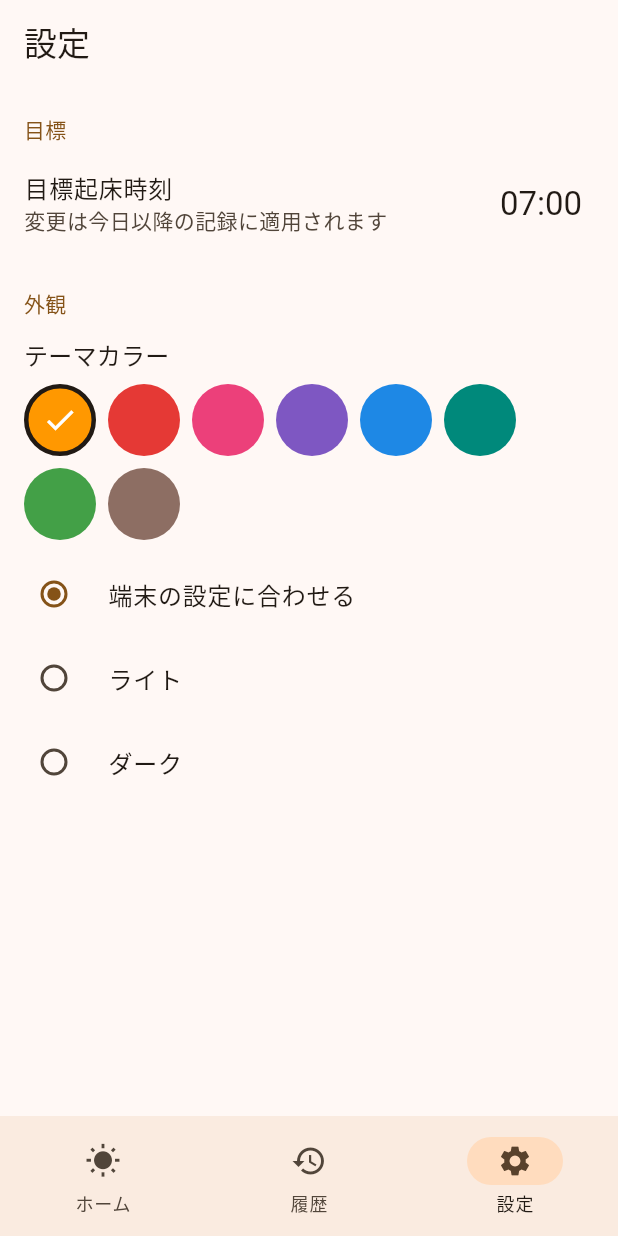
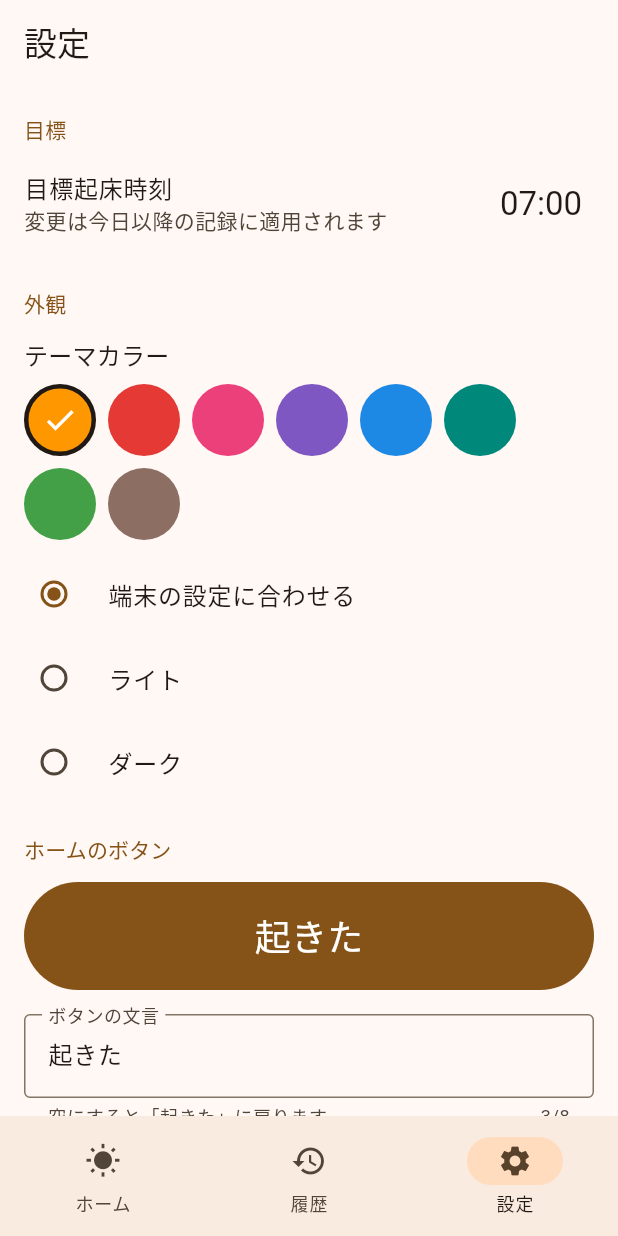
Before and after one commit to haruki169/wake-up-up, a Flutter app: the screen it shows after launch, item 3 of the bottom bar chosen, on a phone screen of 412 x 824 dp. Run offline on Flutter 3.47's test engine with Material 3 defaults, Android fonts, the phone set to English and light mode, and no system bars; our stand-ins replace flutter_riverpod, shared_preferences, sqflite; accounts and stored records are empty.

Commit message:
ホームのボタンの文言・アイコンを変更できるようにする (#16)
詳細は #5 と PR の説明を参照。

Closes #5

Co-authored-by: Claude Sonnet 5.5 <noreply@anthropic.com>

```diff
--- a/lib/presentation/settings_page.dart
+++ b/lib/presentation/settings_page.dart
@@ -5,6 +5,7 @@ import '../domain/app_settings.dart';
 import '../domain/wake_record.dart';
 import 'providers.dart';
 import 'theme_options.dart';
+import 'wake_button.dart';
 
 /// 設定画面。目標起床時刻を時刻ピッカーで変更する。
 class SettingsPage extends ConsumerWidget {
@@ -49,6 +50,8 @@ class SettingsPage extends ConsumerWidget {
         const _SectionHeader('外観'),
         _ThemeColorPicker(selected: settings.themeColorIndex),
         _ThemeModePicker(selected: settings.themeMode),
+        const _SectionHeader('ホームのボタン'),
+        const _ButtonSettings(),
         const SizedBox(height: 24),
       ],
     );
@@ -195,3 +198,113 @@ class _ThemeModePicker extends ConsumerWidget {
     ),
   );
 }
+
+/// ホームの「起きた」ボタンの文言とアイコンの設定。
+class _ButtonSettings extends ConsumerStatefulWidget {
+  const _ButtonSettings();
+
+  @override
+  ConsumerState<_ButtonSettings> createState() => _ButtonSettingsState();
+}
+
+class _ButtonSettingsState extends ConsumerState<_ButtonSettings> {
+  late final TextEditingController _controller;
+
+  @override
+  void initState() {
+    super.initState();
+    _controller = TextEditingController(
+      text: ref.read(settingsProvider).wakeLabel,
+    );
+  }
+
+  @override
+  void dispose() {
+    _controller.dispose();
+    super.dispose();
+  }
+
+  /// 入力のたびに、整えた文言を保存する(空なら初期値になる)。
+  void _onChanged(String text) => ref
+      .read(settingsProvider.notifier)
+      .update((s) => s.copyWith(wakeLabel: AppSettings.normalizeLabel(text)));
+
+  /// 文言とアイコンを初期値に戻す。
+  void _reset() {
+    _controller.text = AppSettings.defaultWakeLabel;
+    ref
+        .read(settingsProvider.notifier)
+        .update(
+          (s) => s.copyWith(
+            wakeLabel: AppSettings.defaultWakeLabel,
+            wakeIconKey: 'none',
+          ),
+        );
+  }
+
+  @override
+  Widget build(BuildContext context) {
+    final settings = ref.watch(settingsProvider);
+    return Padding(
+      padding: const EdgeInsets.fromLTRB(16, 8, 16, 8),
+      child: Column(
+        crossAxisAlignment: CrossAxisAlignment.start,
+        children: [
+          // 押せないプレビュー(見た目の確認用)。
+          ExcludeSemantics(
+            child: IgnorePointer(
+              child: buildWakeButton(
+                key: const Key('wake_preview'),
+                label: settings.wakeLabel,
+                iconKey: settings.wakeIconKey,
+                onPressed: () {},
+              ),
+            ),
+          ),
+          const SizedBox(height: 16),
+          TextField(
+            key: const Key('label_field'),
+            controller: _controller,
+            maxLength: AppSettings.maxLabelLength,
+            textInputAction: TextInputAction.done,
+            decoration: const InputDecoration(
+              labelText: 'ボタンの文言',
+              helperText: '空にすると「${AppSettings.defaultWakeLabel}」に戻ります',
+              border: OutlineInputBorder(),
+            ),
+            onChanged: _onChanged,
+          ),
+          const SizedBox(height: 8),
+          Text('アイコン', style: Theme.of(context).textTheme.titleMedium),
+          const SizedBox(height: 8),
+          Wrap(
+            spacing: 8,
+            runSpacing: 4,
+            children: [
+              for (final entry in wakeIconOptions.entries)
+                ChoiceChip(
+                  key: Key('icon_chip_${entry.key}'),
+                  label: Text(entry.value.label),
+                  avatar: entry.value.icon == null
+                      ? null
+                      : Icon(entry.value.icon, size: 18),
+                  selected: settings.wakeIconKey == entry.key,
+                  onSelected: (_) => ref
+                      .read(settingsProvider.notifier)
+                      .update((s) => s.copyWith(wakeIconKey: entry.key)),
+                ),
+            ],
+          ),
+          Align(
+            alignment: Alignment.centerRight,
+            child: TextButton(
+              key: const Key('reset_button'),
+              onPressed: _reset,
+              child: const Text('初期値に戻す'),
+            ),
+          ),
+        ],
+      ),
+    );
+  }
+}
--- /dev/null
+++ b/lib/presentation/wake_button.dart
@@ -0,0 +1,61 @@
+import 'package:flutter/material.dart';
+
+/// ボタンに付けられるアイコン1種類の表示用の情報。
+class WakeIconOption {
+  const WakeIconOption(this.label, this.icon);
+
+  /// 選択肢に表示する名前(読み上げにも使う)。
+  final String label;
+
+  /// アイコン。`null` はアイコンなし。
+  final IconData? icon;
+}
+
+/// アイコンの選択肢。キーは `wakeIconKeys`(domain)と一致させる。
+const Map<String, WakeIconOption> wakeIconOptions = {
+  'none': WakeIconOption('なし', null),
+  'sun': WakeIconOption('太陽', Icons.wb_sunny),
+  'alarm': WakeIconOption('アラーム', Icons.alarm),
+  'coffee': WakeIconOption('コーヒー', Icons.coffee),
+  'bolt': WakeIconOption('いなずま', Icons.bolt),
+  'rocket': WakeIconOption('ロケット', Icons.rocket_launch),
+  'meditation': WakeIconOption('瞑想', Icons.self_improvement),
+  'trophy': WakeIconOption('トロフィー', Icons.emoji_events),
+  'heart': WakeIconOption('ハート', Icons.favorite),
+};
+
+/// 「起きた」ボタン。ホームと、設定画面のプレビューで共通に使う。
+///
+/// [label] は文字が大きい端末でも1行に収まるよう縮小して表示する。
+/// [iconKey] が `none` や未知のキーのときはアイコンなし。
+/// [onPressed] が `null` のときは押せない状態(灰色)になる。
+/// [key] は内側の [FilledButton] に付く。
+FilledButton buildWakeButton({
+  Key? key,
+  required String label,
+  required String iconKey,
+  required VoidCallback? onPressed,
+}) {
+  final style = FilledButton.styleFrom(minimumSize: const Size.fromHeight(72));
+  final text = FittedBox(
+    fit: BoxFit.scaleDown,
+    child: Text(label, maxLines: 1, style: const TextStyle(fontSize: 24)),
+  );
+  final icon = wakeIconOptions[iconKey]?.icon;
+  if (icon == null) {
+    return FilledButton(
+      key: key,
+      onPressed: onPressed,
+      style: style,
+      child: text,
+    );
+  }
+  return FilledButton.icon(
+    key: key,
+    onPressed: onPressed,
+    style: style,
+    icon: Icon(icon, size: 28),
+    // FilledButton.icon が内部で Flexible に包むため、ここでは包まない。
+    label: text,
+  );
+}
```
Also changed, not shown: lib/presentation/home_page.dart (+6 -8 lines), 10 other files.
